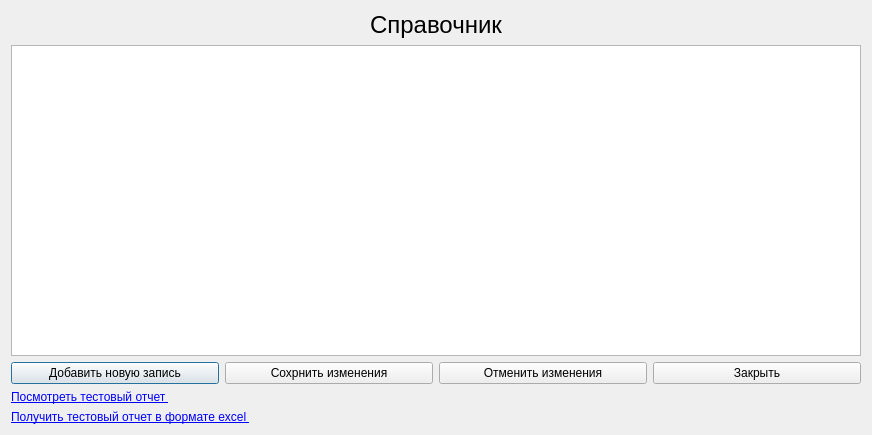
Before: the Qt Designer form TournamentManager/handbookdialog.ui in BarsukAlexey/xelarogi, drawn with Qt 5.
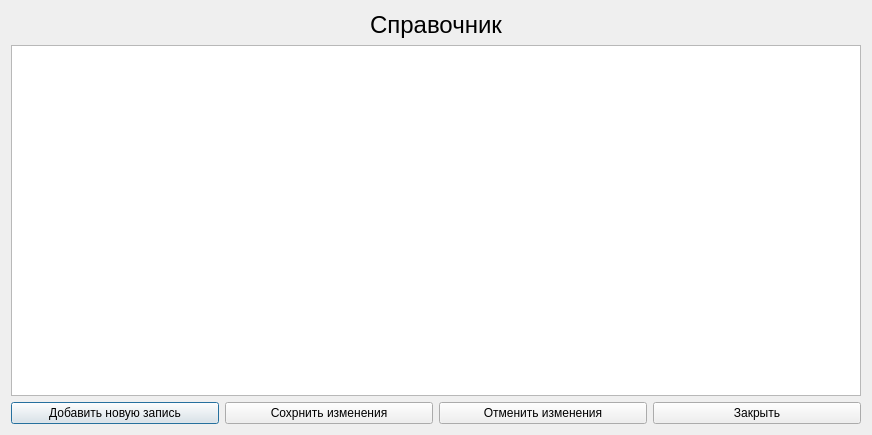
After: the same form once the commit is applied.

Diff of the .ui file:
```diff
--- a/TournamentManager/handbookdialog.ui
+++ b/TournamentManager/handbookdialog.ui
@@ -14,13 +14,6 @@
    <string>Dialog</string>
   </property>
   <layout class="QGridLayout" name="gridLayout">
-   <item row="3" column="0">
-    <widget class="QLabel" name="label_2">
-     <property name="text">
-      <string>&lt;a href=&quot;http://127.0.0.1:49255/viewer/frameset?__report=C%3A%5CUsers%5CАлексей%5Cworkspace%5CReports%5Ctest_report.rptdesign&amp;__format=html&amp;__svg=true&amp;__locale=ru_RU&amp;__timezone=W-SU&amp;__masterpage=true&amp;__rtl=false&amp;__cubememsize=100&amp;__resourceFolder=C%3A%5CUsers%5CАлексей%5Cworkspace%5CReports&amp;998452581&quot;&gt; Посмотреть тестовый отчет &lt;/a&gt;</string>
-     </property>
-    </widget>
-   </item>
    <item row="0" column="0">
     <layout class="QHBoxLayout" name="horizontalLayout">
      <item>
@@ -105,13 +98,6 @@
      </item>
     </layout>
    </item>
-   <item row="4" column="0">
-    <widget class="QLabel" name="label_3">
-     <property name="text">
-      <string>&lt;a href=&quot;http://127.0.0.1:49255/viewer/frameset?__report=C%3A%5CUsers%5CАлексей%5Cworkspace%5CReports%5Ctest_report.rptdesign&amp;__format=xlsx&amp;__svg=true&amp;__locale=ru_RU&amp;__timezone=W-SU&amp;__masterpage=true&amp;__rtl=false&amp;__cubememsize=100&amp;__resourceFolder=C%3A%5CUsers%5CАлексей%5Cworkspace%5CReports&amp;998452581&quot;&gt; Получить тестовый отчет в формате excel &lt;/a&gt;</string>
-     </property>
-    </widget>
-   </item>
   </layout>
  </widget>
  <resources/>
```
